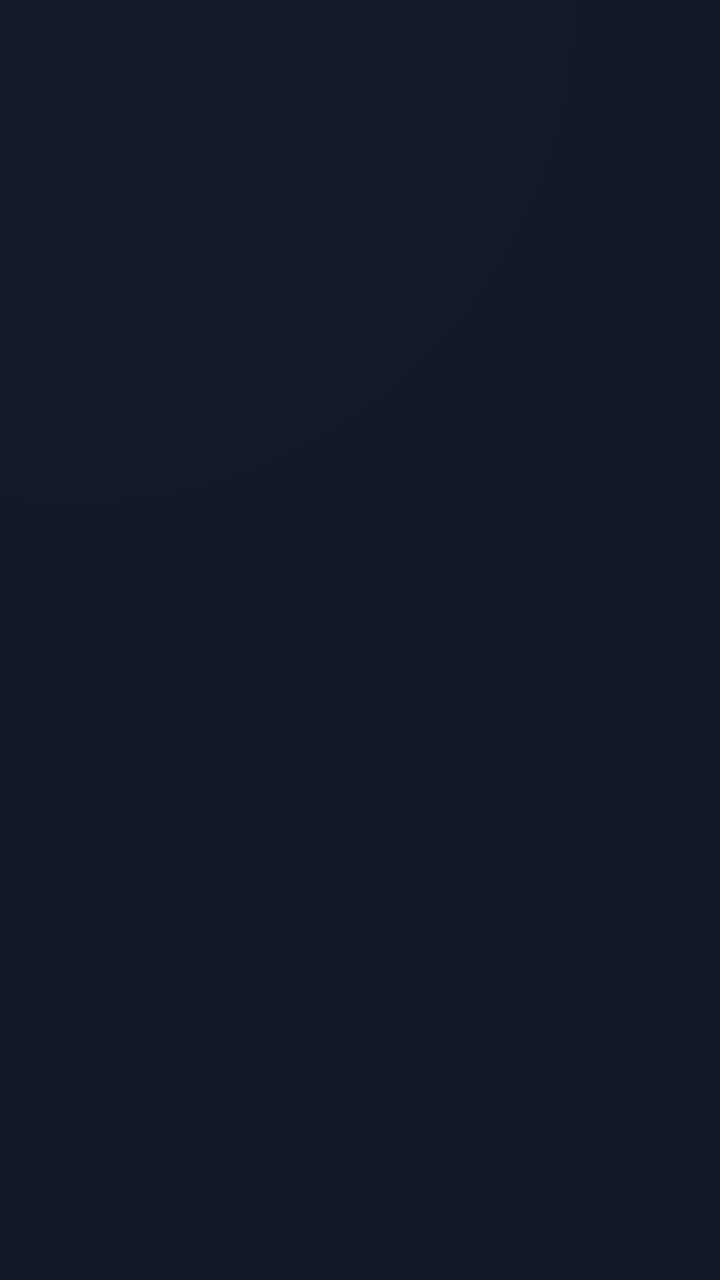
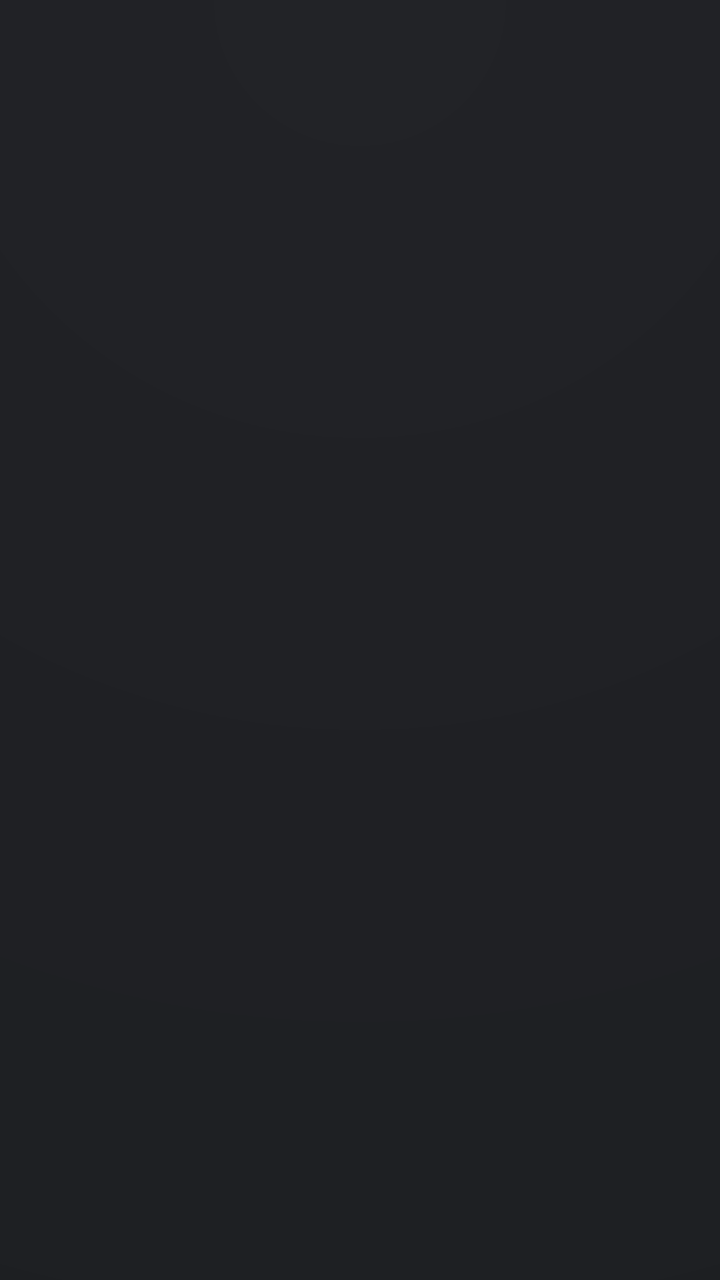

Two renders of the same Android screen: before a commit and after it. Below are the layout's source before the change and the commit's diff.
<!-- AndroidManifest.xml: application theme AppTheme.NoActionBar -->
<!-- res/layout/activity_setting.xml -->
<?xml version="1.0" encoding="utf-8"?>
<LinearLayout xmlns:android="http://schemas.android.com/apk/res/android"
    android:layout_width="match_parent" android:layout_height="match_parent"
    android:orientation="vertical" android:background="@drawable/bg_settings_page">
    
    <com.owen.tvrecyclerview.widget.TvRecyclerView android:id="@+id/sortRV"
        android:layout_width="1mm" android:layout_height="1mm" android:visibility="gone" />
    <LinearLayout android:layout_width="match_parent" android:layout_height="wrap_content"
        android:gravity="center_vertical" android:orientation="horizontal"
        android:paddingLeft="64mm" android:paddingRight="64mm"
        android:paddingTop="26mm" android:paddingBottom="18mm">
        <FrameLayout android:id="@+id/title_setting_tv" android:layout_width="52mm"
            android:layout_height="52mm" android:background="@drawable/selector_settings_control"
            android:clickable="true" android:focusable="true" android:focusableInTouchMode="true"
            android:contentDescription="返回" android:nextFocusRight="@id/settingEasterEggTrigger"
            android:nextFocusDown="@id/llAbout">
            <ImageView android:layout_width="22mm" android:layout_height="22mm"
                android:layout_gravity="center" android:src="@drawable/ic_settings_back"
                android:importantForAccessibility="no" />
        </FrameLayout>
        <LinearLayout android:id="@+id/settingEasterEggTrigger" android:layout_width="wrap_content"
            android:layout_height="wrap_content" android:layout_marginLeft="20mm"
            android:paddingLeft="10mm" android:paddingRight="12mm" android:paddingTop="4mm" android:paddingBottom="4mm"
            android:background="@drawable/selector_setting_row" android:clickable="true" android:focusable="true"
            android:nextFocusLeft="@id/title_setting_tv" android:nextFocusDown="@id/llAbout"
            android:orientation="vertical">
            <TextView android:id="@+id/settingEasterEggTitle" android:layout_width="wrap_content"
                android:layout_height="wrap_content" android:text="设置" android:textSize="34mm"
                android:fontFamily="sans-serif-medium" android:textColor="@color/settings_text" />
            <TextView android:layout_width="wrap_content" android:layout_height="wrap_content"
                android:layout_marginTop="4mm" android:text="把观看体验，调成你喜欢的样子"
                android:textSize="16mm" android:textColor="@color/settings_text_muted" />
        </LinearLayout>
        <Space android:layout_width="0dp" android:layout_height="1mm" android:layout_weight="1" />
        <TextView android:layout_width="wrap_content" android:layout_height="wrap_content"
            android:paddingLeft="16mm" android:paddingRight="16mm" android:paddingTop="9mm" android:paddingBottom="9mm"
            android:background="@drawable/shape_settings_inset" android:text="Z 影视"
            android:textSize="18mm" android:fontFamily="sans-serif-medium" android:textColor="@color/settings_accent" />
    </LinearLayout>
    <com.github.tvbox.osc.ui.tv.widget.NoScrollViewPager android:id="@+id/viewPager"
        android:layout_width="match_parent" android:layout_height="0dp" android:layout_weight="1" />
</LinearLayout>
<!-- resources referenced by this layout -->
<resources>
  <color name="settings_accent">#BDB2FF</color>
  <color name="settings_text">#F4F6FC</color>
  <color name="settings_text_muted">#98A6C2</color>
  <!-- drawable bg_settings_page (drawable) -->
  <?xml version="1.0" encoding="utf-8"?>
  <layer-list xmlns:android="http://schemas.android.com/apk/res/android">
      <item><shape><solid android:color="@color/settings_background" /></shape></item>
      <item><shape>
          <gradient android:type="radial" android:centerX="0.1" android:centerY="0"
              android:gradientRadius="720mm" android:startColor="#252F4D8A" android:endColor="#002F4D8A" />
      </shape></item>
  </layer-list>
  <!-- drawable ic_settings_back (drawable) -->
  <?xml version="1.0" encoding="utf-8"?>
  <vector xmlns:android="http://schemas.android.com/apk/res/android" android:width="24dp" android:height="24dp" android:viewportWidth="24" android:viewportHeight="24">
      <path android:pathData="M15,5L8,12L15,19" android:fillColor="@android:color/transparent"
          android:strokeColor="#F4F6FC" android:strokeWidth="1.8" android:strokeLineCap="round" android:strokeLineJoin="round" />
  </vector>
  <!-- drawable selector_setting_row (drawable) -->
  <?xml version="1.0" encoding="utf-8"?>
  <selector xmlns:android="http://schemas.android.com/apk/res/android">
      
      <item android:state_focused="true">
          <shape>
              <corners android:radius="@dimen/vs_15" />
              <solid android:color="#34334F" />
              <stroke
                  android:width="2mm"
                  android:color="@color/settings_focus" />
          </shape>
      </item>
      <item android:state_pressed="true"><shape>
          <corners android:radius="15mm" /><solid android:color="#303B55" />
      </shape></item>
      <item>
          <shape>
              <corners android:radius="@dimen/vs_15" />
              <solid android:color="@color/color_transparent" />
          </shape>
      </item>
  </selector>
  <!-- drawable selector_settings_control (drawable) -->
  <?xml version="1.0" encoding="utf-8"?>
  <selector xmlns:android="http://schemas.android.com/apk/res/android">
      <item android:state_focused="true"><shape>
          <corners android:radius="14mm" /><solid android:color="#34334F" />
          <stroke android:width="2mm" android:color="@color/settings_focus" />
      </shape></item>
      <item android:state_pressed="true"><shape>
          <corners android:radius="14mm" /><solid android:color="#3B3A59" />
          <stroke android:width="1mm" android:color="@color/settings_accent" />
      </shape></item>
      <item><shape>
          <corners android:radius="14mm" /><solid android:color="@color/settings_surface_raised" />
          <stroke android:width="1mm" android:color="#46536D" />
      </shape></item>
  </selector>
  <!-- drawable shape_settings_inset (drawable) -->
  <?xml version="1.0" encoding="utf-8"?>
  <shape xmlns:android="http://schemas.android.com/apk/res/android">
      <corners android:radius="16mm" />
      <solid android:color="#101725" />
      <stroke android:width="1mm" android:color="#2D3B56" />
  </shape>
  <color name="settings_background">#0C101A</color>
  <dimen name="vs_15">15mm</dimen>
  <color name="settings_focus">#D6CEFF</color>
  <color name="color_transparent">#00ffffff</color>
  <color name="settings_surface_raised">#202A3D</color>
  <!-- unchanged entries left out for length: 2 -->
</resources>

<!-- the commit's change to res/layout/activity_setting.xml (unified diff, before → after) -->
@@ -1,42 +1,107 @@
 <?xml version="1.0" encoding="utf-8"?>
 <LinearLayout xmlns:android="http://schemas.android.com/apk/res/android"
-    android:layout_width="match_parent" android:layout_height="match_parent"
-    android:orientation="vertical" android:background="@drawable/bg_settings_page">
+    android:layout_width="match_parent"
+    android:layout_height="match_parent"
+    android:orientation="vertical"
+    android:background="@drawable/bg_settings_page">
+
     
-    <com.owen.tvrecyclerview.widget.TvRecyclerView android:id="@+id/sortRV"
-        android:layout_width="1mm" android:layout_height="1mm" android:visibility="gone" />
-    <LinearLayout android:layout_width="match_parent" android:layout_height="wrap_content"
-        android:gravity="center_vertical" android:orientation="horizontal"
-        android:paddingLeft="64mm" android:paddingRight="64mm"
-        android:paddingTop="26mm" android:paddingBottom="18mm">
-        <FrameLayout android:id="@+id/title_setting_tv" android:layout_width="52mm"
-            android:layout_height="52mm" android:background="@drawable/selector_settings_control"
-            android:clickable="true" android:focusable="true" android:focusableInTouchMode="true"
-            android:contentDescription="返回" android:nextFocusRight="@id/settingEasterEggTrigger"
+    <com.owen.tvrecyclerview.widget.TvRecyclerView
+        android:id="@+id/sortRV"
+        android:layout_width="1mm"
+        android:layout_height="1mm"
+        android:visibility="gone" />
+
+    
+    <LinearLayout
+        android:layout_width="match_parent"
+        android:layout_height="wrap_content"
+        android:gravity="center_vertical"
+        android:orientation="horizontal"
+        android:paddingLeft="44mm"
+        android:paddingRight="44mm"
+        android:paddingTop="20mm"
+        android:paddingBottom="10mm">
+
+        
+        <FrameLayout
+            android:id="@+id/title_setting_tv"
+            android:layout_width="44mm"
+            android:layout_height="44mm"
+            android:background="@drawable/selector_settings_control"
+            android:clickable="true"
+            android:focusable="true"
+            android:focusableInTouchMode="true"
+            android:contentDescription="返回"
+            android:nextFocusRight="@id/settingEasterEggTrigger"
             android:nextFocusDown="@id/llAbout">
-            <ImageView android:layout_width="22mm" android:layout_height="22mm"
-                android:layout_gravity="center" android:src="@drawable/ic_settings_back"
+
+            <ImageView
+                android:layout_width="18mm"
+                android:layout_height="18mm"
+                android:layout_gravity="center"
+                android:src="@drawable/ic_settings_back"
                 android:importantForAccessibility="no" />
         </FrameLayout>
-        <LinearLayout android:id="@+id/settingEasterEggTrigger" android:layout_width="wrap_content"
-            android:layout_height="wrap_content" android:layout_marginLeft="20mm"
-            android:paddingLeft="10mm" android:paddingRight="12mm" android:paddingTop="4mm" android:paddingBottom="4mm"
-            android:background="@drawable/selector_setting_row" android:clickable="true" android:focusable="true"
-            android:nextFocusLeft="@id/title_setting_tv" android:nextFocusDown="@id/llAbout"
+
+        
+        <LinearLayout
+            android:id="@+id/settingEasterEggTrigger"
+            android:layout_width="wrap_content"
+            android:layout_height="wrap_content"
+            android:layout_marginLeft="16mm"
+            android:paddingLeft="8mm"
+            android:paddingRight="12mm"
+            android:paddingTop="4mm"
+            android:paddingBottom="4mm"
+            android:background="@drawable/selector_setting_row"
+            android:clickable="true"
+            android:focusable="true"
+            android:nextFocusLeft="@id/title_setting_tv"
+            android:nextFocusDown="@id/llAbout"
             android:orientation="vertical">
-            <TextView android:id="@+id/settingEasterEggTitle" android:layout_width="wrap_content"
-                android:layout_height="wrap_content" android:text="设置" android:textSize="34mm"
-                android:fontFamily="sans-serif-medium" android:textColor="@color/settings_text" />
-            <TextView android:layout_width="wrap_content" android:layout_height="wrap_content"
-                android:layout_marginTop="4mm" android:text="把观看体验，调成你喜欢的样子"
-                android:textSize="16mm" android:textColor="@color/settings_text_muted" />
+
+            <TextView
+                android:id="@+id/settingEasterEggTitle"
+                android:layout_width="wrap_content"
+                android:layout_height="wrap_content"
+                android:text="设置"
+                android:textSize="28mm"
+                android:fontFamily="sans-serif-medium"
+                android:textColor="#FFFFFF" />
+
+            <TextView
+                android:layout_width="wrap_content"
+                android:layout_height="wrap_content"
+                android:layout_marginTop="2mm"
+                android:text="把观看体验，调成你喜欢的样子"
+                android:textSize="14mm"
+                android:textColor="@color/settings_text_secondary" />
         </LinearLayout>
-        <Space android:layout_width="0dp" android:layout_height="1mm" android:layout_weight="1" />
-        <TextView android:layout_width="wrap_content" android:layout_height="wrap_content"
-            android:paddingLeft="16mm" android:paddingRight="16mm" android:paddingTop="9mm" android:paddingBottom="9mm"
-            android:background="@drawable/shape_settings_inset" android:text="Z 影视"
-            android:textSize="18mm" android:fontFamily="sans-serif-medium" android:textColor="@color/settings_accent" />
+
+        <Space
+            android:layout_width="0dp"
+            android:layout_height="1mm"
+            android:layout_weight="1" />
+
+        
+        <TextView
+            android:layout_width="wrap_content"
+            android:layout_height="wrap_content"
+            android:paddingLeft="14mm"
+            android:paddingRight="14mm"
+            android:paddingTop="6mm"
+            android:paddingBottom="6mm"
+            android:background="@drawable/shape_settings_inset"
+            android:text="Z 影视"
+            android:textSize="14mm"
+            android:fontFamily="sans-serif-medium"
+            android:textColor="#E0FFFFFF" />
     </LinearLayout>
-    <com.github.tvbox.osc.ui.tv.widget.NoScrollViewPager android:id="@+id/viewPager"
-        android:layout_width="match_parent" android:layout_height="0dp" android:layout_weight="1" />
+
+    <com.github.tvbox.osc.ui.tv.widget.NoScrollViewPager
+        android:id="@+id/viewPager"
+        android:layout_width="match_parent"
+        android:layout_height="0dp"
+        android:layout_weight="1" />
 </LinearLayout>
<!-- resource entries referenced after the edit -->
@@ -1,16 +1,25 @@
 <!-- resources referenced by this layout -->
 <resources>
-  <color name="settings_accent">#BDB2FF</color>
-  <color name="settings_text">#F4F6FC</color>
-  <color name="settings_text_muted">#98A6C2</color>
+  <color name="settings_text_secondary">#8E95A5</color>
   <!-- drawable bg_settings_page (drawable) -->
   <?xml version="1.0" encoding="utf-8"?>
   <layer-list xmlns:android="http://schemas.android.com/apk/res/android">
-      <item><shape><solid android:color="@color/settings_background" /></shape></item>
-      <item><shape>
-          <gradient android:type="radial" android:centerX="0.1" android:centerY="0"
-              android:gradientRadius="720mm" android:startColor="#252F4D8A" android:endColor="#002F4D8A" />
-      </shape></item>
+      <item>
+          <shape>
+              <solid android:color="@color/settings_background" />
+          </shape>
+      </item>
+      <item>
+          <shape>
+              <gradient
+                  android:type="radial"
+                  android:centerX="0.5"
+                  android:centerY="0.0"
+                  android:gradientRadius="600mm"
+                  android:startColor="#18FFFFFF"
+                  android:endColor="#00000000" />
+          </shape>
+      </item>
   </layer-list>
   <!-- drawable ic_settings_back (drawable) -->
   <?xml version="1.0" encoding="utf-8"?>
@@ -21,54 +30,75 @@
   <!-- drawable selector_setting_row (drawable) -->
   <?xml version="1.0" encoding="utf-8"?>
   <selector xmlns:android="http://schemas.android.com/apk/res/android">
-      
       <item android:state_focused="true">
           <shape>
-              <corners android:radius="@dimen/vs_15" />
-              <solid android:color="#34334F" />
+              <corners android:radius="12mm" />
+              <gradient
+                  android:angle="90"
+                  android:startColor="#40FFFFFF"
+                  android:endColor="#26FFFFFF" />
               <stroke
-                  android:width="2mm"
-                  android:color="@color/settings_focus" />
+                  android:width="1.5mm"
+                  android:color="#99FFFFFF" />
           </shape>
       </item>
-      <item android:state_pressed="true"><shape>
-          <corners android:radius="15mm" /><solid android:color="#303B55" />
-      </shape></item>
+      <item android:state_pressed="true">
+          <shape>
+              <corners android:radius="12mm" />
+              <solid android:color="#4DFFFFFF" />
+              <stroke
+                  android:width="1.5mm"
+                  android:color="#B3FFFFFF" />
+          </shape>
+      </item>
       <item>
           <shape>
-              <corners android:radius="@dimen/vs_15" />
-              <solid android:color="@color/color_transparent" />
+              <corners android:radius="12mm" />
+              <solid android:color="@android:color/transparent" />
           </shape>
       </item>
   </selector>
   <!-- drawable selector_settings_control (drawable) -->
   <?xml version="1.0" encoding="utf-8"?>
   <selector xmlns:android="http://schemas.android.com/apk/res/android">
-      <item android:state_focused="true"><shape>
-          <corners android:radius="14mm" /><solid android:color="#34334F" />
-          <stroke android:width="2mm" android:color="@color/settings_focus" />
-      </shape></item>
-      <item android:state_pressed="true"><shape>
-          <corners android:radius="14mm" /><solid android:color="#3B3A59" />
-          <stroke android:width="1mm" android:color="@color/settings_accent" />
-      </shape></item>
-      <item><shape>
-          <corners android:radius="14mm" /><solid android:color="@color/settings_surface_raised" />
-          <stroke android:width="1mm" android:color="#46536D" />
-      </shape></item>
+      <item android:state_focused="true">
+          <shape>
+              <corners android:radius="24mm" />
+              <solid android:color="#40FFFFFF" />
+              <stroke
+                  android:width="1.5mm"
+                  android:color="#FFFFFF" />
+          </shape>
+      </item>
+      <item android:state_pressed="true">
+          <shape>
+              <corners android:radius="24mm" />
+              <solid android:color="#4DFFFFFF" />
+              <stroke
+                  android:width="1.5mm"
+                  android:color="#FFFFFF" />
+          </shape>
+      </item>
+      <item>
+          <shape>
+              <corners android:radius="24mm" />
+              <solid android:color="#14FFFFFF" />
+              <stroke
+                  android:width="1mm"
+                  android:color="#1FFFFFFF" />
+          </shape>
+      </item>
   </selector>
   <!-- drawable shape_settings_inset (drawable) -->
   <?xml version="1.0" encoding="utf-8"?>
   <shape xmlns:android="http://schemas.android.com/apk/res/android">
-      <corners android:radius="16mm" />
-      <solid android:color="#101725" />
-      <stroke android:width="1mm" android:color="#2D3B56" />
+      <corners android:radius="10mm" />
+      <solid android:color="#12141A" />
+      <stroke
+          android:width="1mm"
+          android:color="#1FFFFFFF" />
   </shape>
-  <color name="settings_background">#0C101A</color>
-  <dimen name="vs_15">15mm</dimen>
-  <color name="settings_focus">#D6CEFF</color>
-  <color name="color_transparent">#00ffffff</color>
-  <color name="settings_surface_raised">#202A3D</color>
+  <color name="settings_background">#0A0C10</color>
   <!-- unchanged entries left out for length: 2 -->
 </resources>
 
